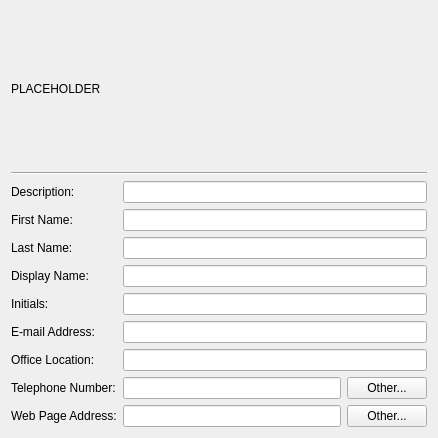
First picture: the form in src/admc/tabs/general_user_tab.ui, repository altlinux/admc, before the edit.
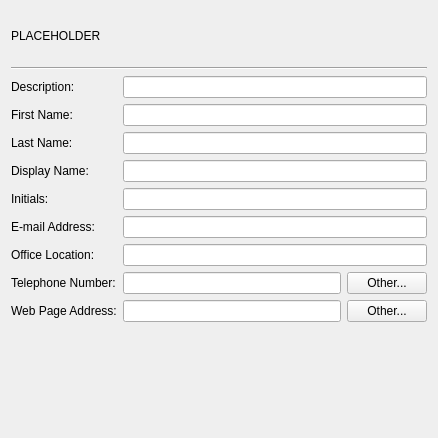
Second picture: the form after the edit.

Commit message: Fix property tabs sizePolicy with maximum vertical size 50.

```diff
--- a/src/admc/tabs/general_user_tab.ui
+++ b/src/admc/tabs/general_user_tab.ui
@@ -16,6 +16,18 @@
   <layout class="QVBoxLayout" name="verticalLayout">
    <item>
     <widget class="QLabel" name="name_label">
+     <property name="sizePolicy">
+      <sizepolicy hsizetype="Preferred" vsizetype="Fixed">
+       <horstretch>0</horstretch>
+       <verstretch>0</verstretch>
+      </sizepolicy>
+     </property>
+     <property name="maximumSize">
+      <size>
+       <width>16777215</width>
+       <height>50</height>
+      </size>
+     </property>
      <property name="text">
       <string notr="true">PLACEHOLDER</string>
      </property>
```
The commit also changes 6 other files.
